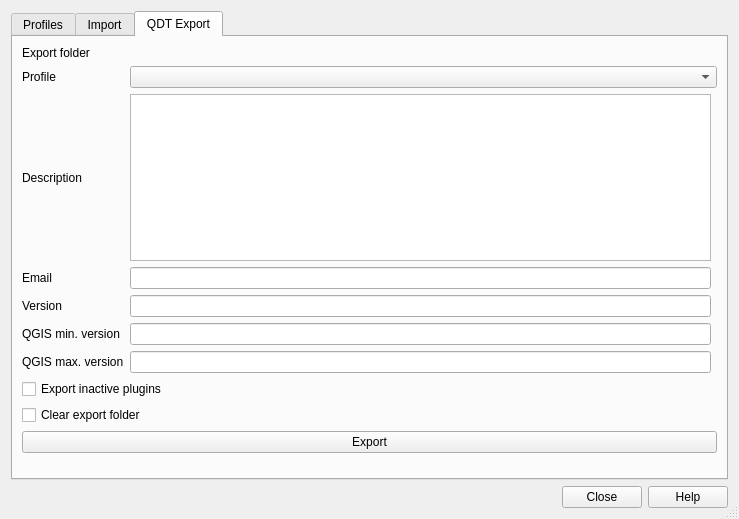
qgis-deployment/profile_manager, file profile_manager/profile_manager_dialog_base.ui: the form before one commit.
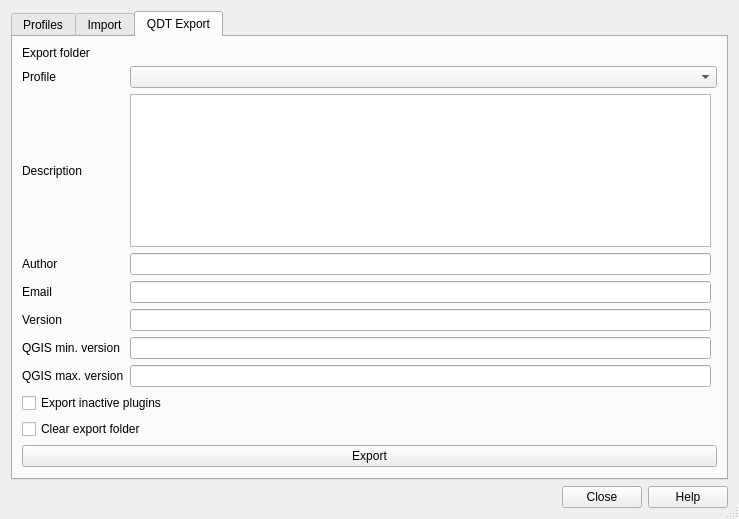
The form after the commit. The open tabs and pages were chosen to show the change. Custom widgets are drawn as their Qt base class.

Commit message: add(ui): author field to QDT form

Patch:
```diff
--- a/profile_manager/profile_manager_dialog_base.ui
+++ b/profile_manager/profile_manager_dialog_base.ui
@@ -391,6 +391,16 @@
        <string>QDT Export</string>
       </attribute>
       <layout class="QGridLayout" name="gridLayout">
+       <item row="3" column="0">
+        <widget class="QLabel" name="qdt_author_label">
+         <property name="text">
+          <string>Author</string>
+         </property>
+        </widget>
+       </item>
+       <item row="3" column="1">
+        <widget class="QLineEdit" name="qdt_author_edit"/>
+       </item>
        <item row="1" column="0">
         <widget class="QLabel" name="qdt_profile_label">
          <property name="sizePolicy">
@@ -404,7 +414,7 @@
          </property>
         </widget>
        </item>
-       <item row="5" column="0">
+       <item row="6" column="0">
         <widget class="QLabel" name="qdt_qgis_min_version_label">
          <property name="text">
           <string>QGIS min. version</string>
@@ -421,30 +431,30 @@
        <item row="1" column="1" colspan="2">
         <widget class="QComboBox" name="qdt_export_profile_cbx"/>
        </item>
-       <item row="3" column="0">
+       <item row="4" column="0">
         <widget class="QLabel" name="qdt_email_label">
          <property name="text">
           <string>Email</string>
          </property>
         </widget>
        </item>
-       <item row="3" column="1">
-        <widget class="QLineEdit" name="qdt_email_edit"/>
-       </item>
        <item row="4" column="1">
+        <widget class="QLineEdit" name="qdt_email_edit"/>
+       </item>
+       <item row="5" column="1">
         <widget class="QLineEdit" name="qdt_version_edit"/>
        </item>
-       <item row="8" column="0" colspan="2">
+       <item row="9" column="0" colspan="2">
         <widget class="QCheckBox" name="qdt_clear_export_folder_checkbox">
          <property name="text">
           <string>Clear export folder</string>
          </property>
         </widget>
        </item>
-       <item row="5" column="1">
+       <item row="6" column="1">
         <widget class="QLineEdit" name="qdt_qgis_min_version_edit"/>
        </item>
-       <item row="11" column="0" colspan="3">
+       <item row="12" column="0" colspan="3">
         <spacer name="verticalSpacer_4">
          <property name="orientation">
           <enum>Qt::Vertical</enum>
@@ -457,35 +467,35 @@
          </property>
         </spacer>
        </item>
-       <item row="7" column="0" colspan="2">
+       <item row="8" column="0" colspan="2">
         <widget class="QCheckBox" name="qdt_inactive_plugin_export_checkbox">
          <property name="text">
           <string>Export inactive plugins</string>
          </property>
         </widget>
        </item>
-       <item row="4" column="0">
+       <item row="5" column="0">
         <widget class="QLabel" name="qdt_version_label">
          <property name="text">
           <string>Version</string>
          </property>
         </widget>
        </item>
-       <item row="10" column="0" colspan="3">
+       <item row="11" column="0" colspan="3">
         <widget class="QPushButton" name="export_qdt_button">
          <property name="text">
           <string>Export</string>
          </property>
         </widget>
        </item>
-       <item row="6" column="0">
+       <item row="7" column="0">
         <widget class="QLabel" name="qdt_qgis_max_version_label">
          <property name="text">
           <string>QGIS max. version</string>
          </property>
         </widget>
        </item>
-       <item row="6" column="1">
+       <item row="7" column="1">
         <widget class="QLineEdit" name="qdt_qgis_max_version_edit"/>
        </item>
        <item row="2" column="1">
```
The commit also changes 3 other files.
